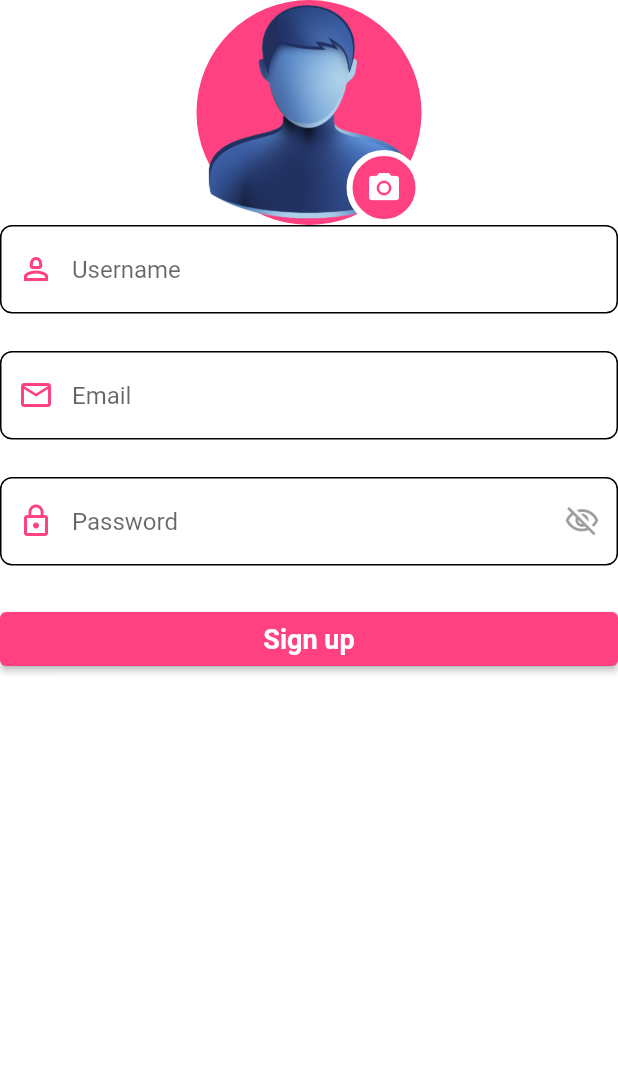
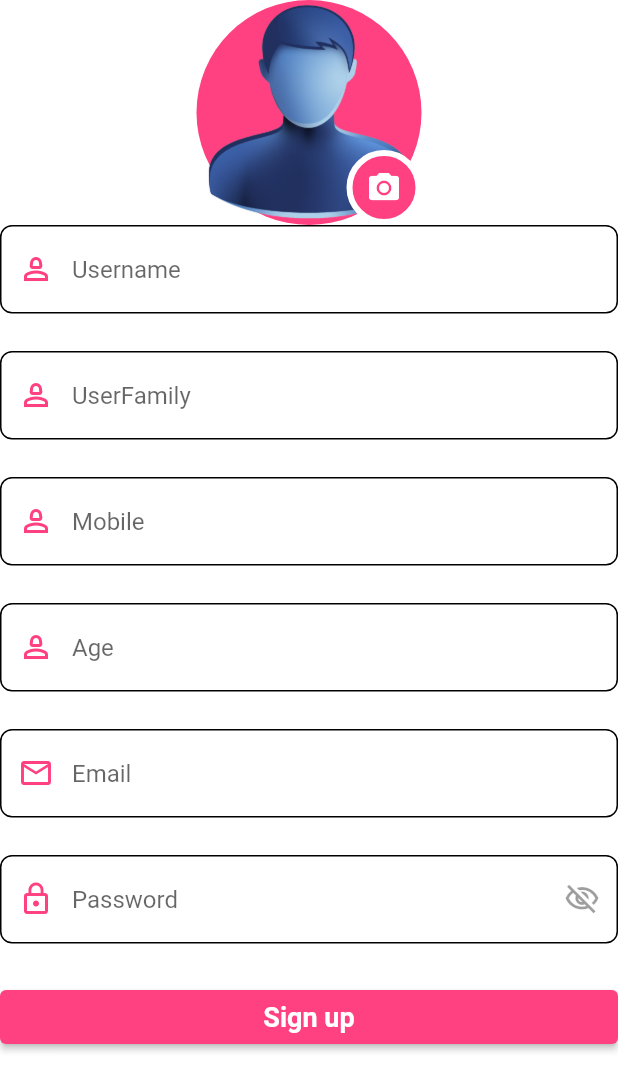
Before and after one commit to imad0123456789/beauty_beyond_app, a Flutter app: the SignUpForm widget shown alone on an empty page, opened directly, after a tap on "Sign up", on a phone screen of 412 x 824 dp. Shown: the top 1091 px of the screen. Run offline on Flutter 3.47's test engine with Material 2 defaults, Android fonts, the phone set to English and light mode, and no system bars; our stand-ins replace cloud_firestore, firebase_auth, firebase_core, firebase_storage, font_awesome_flutter, image_picker and 2 more; accounts and stored records are empty; network calls fail.

Commit message:
user details

```diff
--- a/lib/components/sign_up_form.dart
+++ b/lib/components/sign_up_form.dart
@@ -2,6 +2,7 @@ import 'dart:typed_data';
 
 import 'package:beauty_beyond_app/components/button.dart';
 import 'package:beauty_beyond_app/utils/config.dart';
+import 'package:cloud_firestore/cloud_firestore.dart';
 import 'package:firebase_auth/firebase_auth.dart';
 import 'package:firebase_core/firebase_core.dart';
 import 'package:flutter/material.dart';
@@ -23,17 +24,65 @@ class _SignUpFormState extends State<SignUpForm> {
 
   final _formKey = GlobalKey<FormState>();
   final _nameController = TextEditingController();
+  final _familyController = TextEditingController();
+  final _mobileController = TextEditingController();
+  final _ageController = TextEditingController();
   final _emailController = TextEditingController();
   final _passController = TextEditingController();
-  bool obsecurePass= true;
+  bool obsecurePass = true;
   bool spinner = false;
   Uint8List? imageBytes;
 
   Future signUp() async {
-    await FirebaseAuth.instance.createUserWithEmailAndPassword(
+    try {
+      // create user
+      final newUser = await _auth.createUserWithEmailAndPassword(
           email: _emailController.text.trim(),
-        password: _passController.text.trim()
+          password: _passController.text.trim());
+      if (newUser.user == null) {
+        return;
+      }
+      // add user details
+      addUserDetails(
+        _nameController.text.trim(),
+        _familyController.text.trim(),
+        _emailController.text.trim(),
+        int.parse(_mobileController.text.trim()),
+        int.parse(_ageController.text.trim()),
       );
+
+      // add profile image for new user
+      if (imageBytes != null) {
+        Reference ref = FirebaseStorage.instance.ref().child(newUser.user!.uid);
+        try {
+          await ref.putData(imageBytes!);
+          final value = ref.getDownloadURL();
+          print(value);
+        } catch (error) {
+          print(error);
+        }
+      }
+
+
+      Navigator.of(context).pushNamed('main');
+      setState(() {
+        spinner = false;
+      });
+    } catch (error) {
+      print(error);
+      spinner = false;
+    }
+  }
+
+  Future addUserDetails(
+      String name, String family, String email, int mobile, int age) async {
+    await FirebaseFirestore.instance.collection('users').add({
+      'name': name,
+      'family': family,
+      'email': email,
+      'mobile number': mobile,
+      'age': age,
+    });
   }
 
   @override
@@ -45,6 +94,7 @@ class _SignUpFormState extends State<SignUpForm> {
           mainAxisAlignment: MainAxisAlignment.start,
           children: <Widget>[
             imageProfile(),
+            //user name
             TextFormField(
               controller: _nameController,
               keyboardType: TextInputType.text,
@@ -58,6 +108,47 @@ class _SignUpFormState extends State<SignUpForm> {
               ),
             ),
             Config.spaceSmall,
+            TextFormField(
+              controller: _familyController,
+              keyboardType: TextInputType.text,
+              cursorColor: Config.primaryColor,
+              decoration: const InputDecoration(
+                hintText: 'UserFamily',
+                labelText: 'UserFamily',
+                alignLabelWithHint: true,
+                prefixIcon: Icon(Icons.person_2_outlined),
+                prefixIconColor: Config.primaryColor,
+              ),
+            ),
+            Config.spaceSmall,
+            TextFormField(
+              controller: _mobileController,
+              keyboardType: TextInputType.text,
+              cursorColor: Config.primaryColor,
+              decoration: const InputDecoration(
+                hintText: 'Mobile',
+                labelText: 'Mobile',
+                alignLabelWithHint: true,
+                prefixIcon: Icon(Icons.person_2_outlined),
+                prefixIconColor: Config.primaryColor,
+              ),
+            ),
+            Config.spaceSmall,
+            //age
+            TextFormField(
+              controller: _ageController,
+              keyboardType: TextInputType.text,
+              cursorColor: Config.primaryColor,
+              decoration: const InputDecoration(
+                hintText: 'Age',
+                labelText: 'Age',
+                alignLabelWithHint: true,
+                prefixIcon: Icon(Icons.person_2_outlined),
+                prefixIconColor: Config.primaryColor,
+              ),
+            ),
+            Config.spaceSmall,
+            //email
             TextFormField(
               controller: _emailController,
               keyboardType: TextInputType.emailAddress,
@@ -103,49 +194,19 @@ class _SignUpFormState extends State<SignUpForm> {
             Button(
                 width: double.infinity,
                 title: 'Sign up',
-                onPressed: ()  async {
+                onPressed: () async {
                   setState(() {
-                    spinner = true ;
+                    spinner = true;
                   });
-                  //signUp();
+                  signUp();
                   // Navigator.of(context).pushNamed('main');
-                  try {
-                    final newUser = await _auth.createUserWithEmailAndPassword(
-                        email: _emailController.text.trim(),
-                        password: _passController.text.trim());
-                    if (newUser.user == null) {
-                      return;
-                    }
-                    if (imageBytes != null) {
-                      Reference ref = FirebaseStorage.instance.ref().child(
-                          newUser.user!.uid);
-                      try {
-                        await ref.putData(imageBytes!);
-                        final value = ref.getDownloadURL();
-                        print(value);
-                      } catch (error) {
-                        print(error);
-                      }
-                    }
-                    Navigator.of(context).pushNamed('main');
-                    setState(() {
-                      spinner = false;
-                    });
-                  } catch (error) {
-                    print(error);
-                    spinner = false;
-                  }
                 },
-                disable: false
-            )
-
-
+                disable: false)
           ],
         ),
       ),
     );
   }
-
 
   Widget imageProfile() {
     return Center(
@@ -157,8 +218,7 @@ class _SignUpFormState extends State<SignUpForm> {
           child: CircleAvatar(
             radius: 100,
             backgroundColor: Config.primaryColor,
-                child:
-                imageBytes == null
+            child: imageBytes == null
                 ? Image.asset('assets/unknown.png')
                 : Image.memory(imageBytes!),
           ),
@@ -166,8 +226,7 @@ class _SignUpFormState extends State<SignUpForm> {
         Positioned(
             bottom: 0,
             right: 0,
-                child:
-                Container(
+            child: Container(
               height: 50,
               width: 50,
               decoration: BoxDecoration(
@@ -176,7 +235,7 @@ class _SignUpFormState extends State<SignUpForm> {
                 color: Config.primaryColor,
               ),
               child: IconButton(
-                    icon: const  Icon(Icons.camera_alt),
+                icon: const Icon(Icons.camera_alt),
                 color: Colors.white,
                 onPressed: () {
                   pickUploadImage();
@@ -186,11 +245,9 @@ class _SignUpFormState extends State<SignUpForm> {
                   );
                 },
               ),
-                )
-            ),
+            )),
       ],
-        )
-    );
+    ));
   }
 
   Widget bottomSheet() {
@@ -203,7 +260,8 @@ class _SignUpFormState extends State<SignUpForm> {
       ),
       child: Column(
         children: <Widget>[
-          const Text("Choose Profile Photo",
+          const Text(
+            "Choose Profile Photo",
             style: TextStyle(
               fontSize: 25,
               color: Colors.blue,
@@ -216,23 +274,35 @@ class _SignUpFormState extends State<SignUpForm> {
             mainAxisAlignment: MainAxisAlignment.center,
             children: <Widget>[
               IconButton(
-                icon: Icon(Icons.camera, color: Colors.green,),
+                icon: Icon(
+                  Icons.camera,
+                  color: Colors.green,
+                ),
                 onPressed: () {
                   takePhoto(ImageSource.camera);
                 },
               ),
-              Text('Camera', style: TextStyle(
+              Text(
+                'Camera',
+                style: TextStyle(
                   color: Colors.green,
-              ),),
+                ),
+              ),
               IconButton(
-                icon: Icon(Icons.image, color: Colors.red,),
+                icon: Icon(
+                  Icons.image,
+                  color: Colors.red,
+                ),
                 onPressed: () {
                   takePhoto(ImageSource.gallery);
                 },
               ),
-              Text('Gallery', style: TextStyle(
+              Text(
+                'Gallery',
+                style: TextStyle(
                   color: Colors.red,
-              ),),
+                ),
+              ),
             ],
           )
         ],
@@ -245,12 +315,8 @@ class _SignUpFormState extends State<SignUpForm> {
       source: source,
     );
     imageBytes = await pickedFile?.readAsBytes();
-    setState(() {
-
-    });
+    setState(() {});
   }
-
-
 
   void pickUploadImage() async {
     final image = await ImagePicker().pickImage(
--- a/lib/screens/auth_page.dart
+++ b/lib/screens/auth_page.dart
@@ -29,19 +29,19 @@ class _AuthPageState extends State<AuthPage> {
             mainAxisAlignment: MainAxisAlignment.start,
             crossAxisAlignment: CrossAxisAlignment.start,
             children:<Widget> [
-              Row(
+              isSignIn? Row(
                 children: [
                   Column(
                     children: [
-                      Text(
+                       Text(
                         AppText.enText['welcome_text']!,
                         style: const TextStyle(
                           fontSize: 36,
                           fontWeight: FontWeight.bold,
                           color: Config.primaryColor,
                         ),
-                      ),
-                      Config.spaceSmall,
+                      ) ,
+                      //Config.spaceSmall,
                       Text(
                         isSignIn
                         ? AppText.enText['signIn_text']!
@@ -64,8 +64,12 @@ class _AuthPageState extends State<AuthPage> {
                     ),
                   )
                 ],
+              ) : Row(
+                children: [
+                  Text('Sign Up Page'),
+                ],
               ),
-              Config.spaceSmall,
+              //Config.spaceSmall,
               isSignIn ? LoginForm() : SignUpForm(),
               Config.spaceSmall,
               isSignIn ? Center(
@@ -84,8 +88,10 @@ class _AuthPageState extends State<AuthPage> {
 
               ),
               const Spacer(),
+
               Column(
                   children: <Widget> [
+                    /*
                     Center(
                     child: Text(
                       AppText.enText['social-login']!,
@@ -96,15 +102,18 @@ class _AuthPageState extends State<AuthPage> {
                       ),
                     ),
                   ),
+
                   Config.spaceSmall,
-                  Row(
+                  const Row(
                     mainAxisAlignment: MainAxisAlignment.spaceEvenly,
-                    children: const <Widget> [
+                    children: <Widget> [
                       SocialButton(social: 'google'),
                       SocialButton(social: 'facebook'),
 
                     ],
                   ),
+
+                     */
 
                   Config.spaceSmall,
                   Row(
--- a/lib/screens/home_page.dart
+++ b/lib/screens/home_page.dart
@@ -113,7 +113,7 @@ class _HomePageState extends State<HomePage> {
                       Text(
                       '$_authE!',
                       style: const TextStyle(
-                        fontSize: 36,
+                        fontSize: 24,
                         fontWeight: FontWeight.bold,
                       ),
                     ),
--- a/pubspec.yaml
+++ b/pubspec.yaml
@@ -42,6 +42,7 @@ dependencies:
   firebase_storage: ^11.1.2
   image_picker: ^0.8.7+4
   gallery_saver: ^2.3.2
+  cloud_firestore: ^4.0.1
 
   # The following adds the Cupertino Icons font to your application.
   # Use with the CupertinoIcons class for iOS style icons.
```
Also changed, not shown: pubspec.lock, 1 other file. Lines whose indentation alone changed are shown as unchanged.
